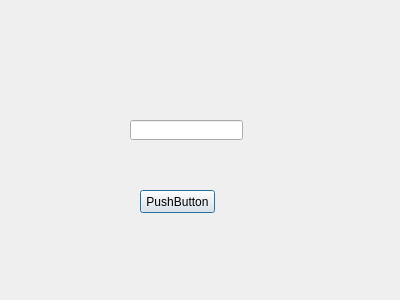
Above: UI/UI_IMPORT.ui from icekittenxx/SKproject_0420 before the change. Below: the same form after it.
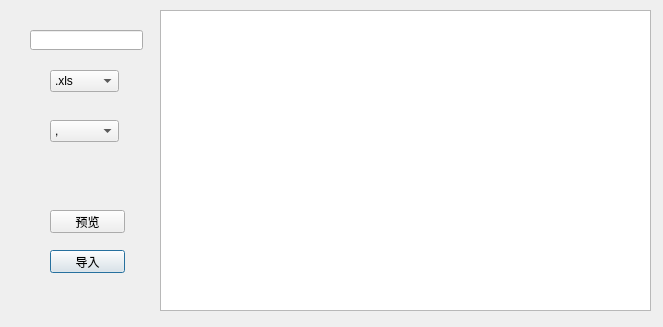
That is the form after the change.

What changed in the file:
```diff
--- a/UI/UI_IMPORT.ui
+++ b/UI/UI_IMPORT.ui
@@ -6,8 +6,8 @@
    <rect>
     <x>0</x>
     <y>0</y>
-    <width>400</width>
-    <height>300</height>
+    <width>663</width>
+    <height>327</height>
    </rect>
   </property>
   <property name="windowTitle">
@@ -16,26 +16,89 @@
   <widget class="QPushButton" name="BUTTON_IMPORT">
    <property name="geometry">
     <rect>
-     <x>140</x>
-     <y>190</y>
+     <x>50</x>
+     <y>250</y>
      <width>75</width>
      <height>23</height>
     </rect>
    </property>
    <property name="text">
-    <string>PushButton</string>
+    <string>导入</string>
    </property>
   </widget>
   <widget class="QLineEdit" name="LINEEDIT_FILEPATH">
    <property name="geometry">
     <rect>
-     <x>130</x>
-     <y>120</y>
+     <x>30</x>
+     <y>30</y>
      <width>113</width>
      <height>20</height>
     </rect>
    </property>
   </widget>
+  <widget class="QTableWidget" name="TABLEWIDGET_IMPORT">
+   <property name="geometry">
+    <rect>
+     <x>160</x>
+     <y>10</y>
+     <width>491</width>
+     <height>301</height>
+    </rect>
+   </property>
+  </widget>
+  <widget class="QPushButton" name="BUTTON_PREVIEW">
+   <property name="geometry">
+    <rect>
+     <x>50</x>
+     <y>210</y>
+     <width>75</width>
+     <height>23</height>
+    </rect>
+   </property>
+   <property name="text">
+    <string>预览</string>
+   </property>
+  </widget>
+  <widget class="QComboBox" name="COMBOBOX_SIZE">
+   <property name="geometry">
+    <rect>
+     <x>50</x>
+     <y>70</y>
+     <width>69</width>
+     <height>22</height>
+    </rect>
+   </property>
+   <item>
+    <property name="text">
+     <string>.xls</string>
+    </property>
+   </item>
+   <item>
+    <property name="text">
+     <string>.txt</string>
+    </property>
+   </item>
+  </widget>
+  <widget class="QComboBox" name="COMBOBOX_SPLITE">
+   <property name="geometry">
+    <rect>
+     <x>50</x>
+     <y>120</y>
+     <width>69</width>
+     <height>22</height>
+    </rect>
+   </property>
+   <item>
+    <property name="text">
+     <string>,</string>
+    </property>
+   </item>
+   <item>
+    <property name="text">
+     <string>;</string>
+    </property>
+   </item>
+  </widget>
  </widget>
  <resources/>
  <connections/>
```
